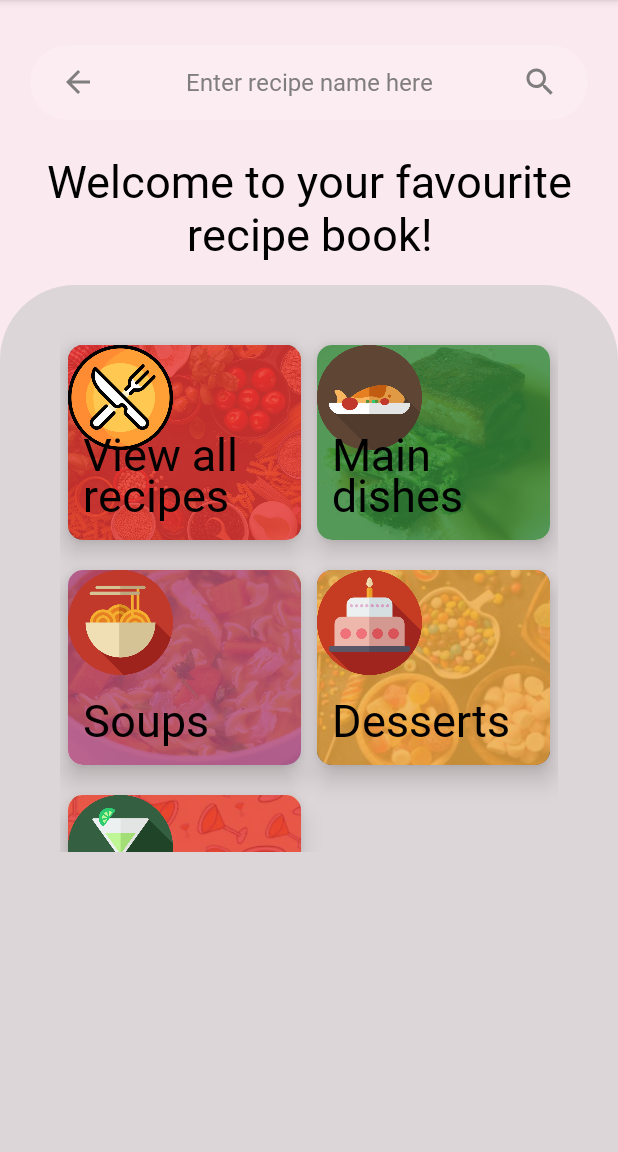
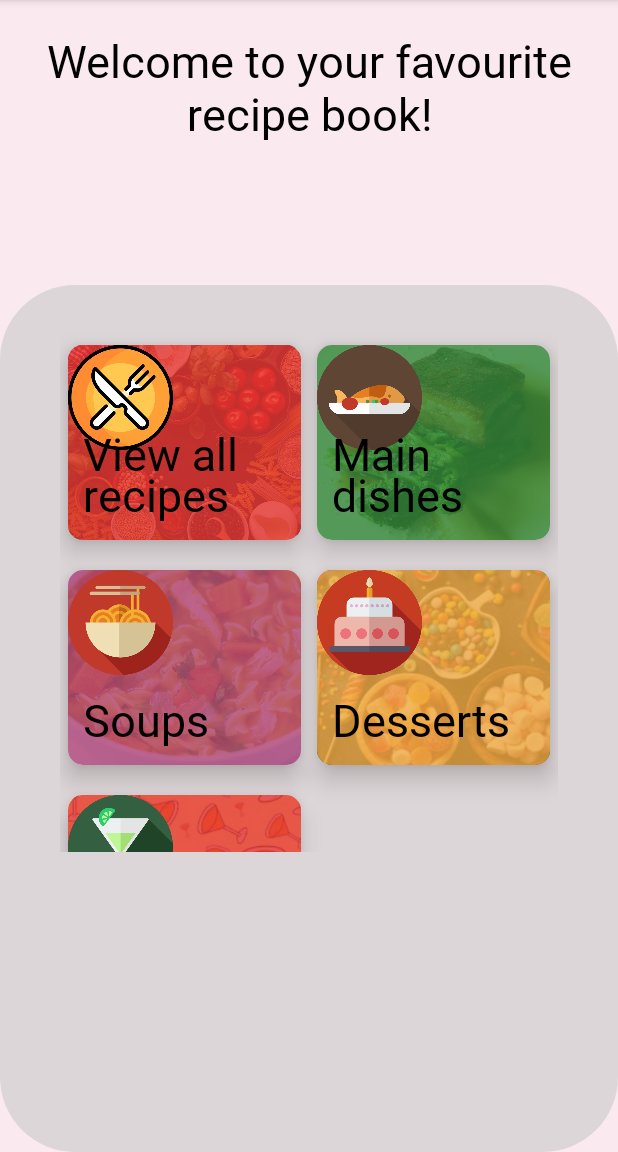
Before and after one commit to ngocpham1994x/iRecipe, an Android app: the screen it shows after launch (MainActivity), on a phone screen of 412 x 824 dp, the part 84-1236 px from its top. Run offline under Robolectric (Android 15) with nearby library versions, the phone set to English and light mode, and no system bars.

Commit message:
Added Category in All recipe page, disabled Search bar in Main page, initalized Main dishes page.

```diff
--- a/app/src/main/java/comp3350/iRecipe/Presentation/AdapterRecipe.java
+++ b/app/src/main/java/comp3350/iRecipe/Presentation/AdapterRecipe.java
@@ -31,6 +31,7 @@ public class AdapterRecipe extends RecyclerView.Adapter<AdapterRecipe.RecipeHold
     @Override
     public void onBindViewHolder(@NonNull AdapterRecipe.RecipeHolder holder, int position) {
         holder.recipe_name.setText(recipe_list.get(position).getName());
+        holder.category.setText(recipe_list.get(position).getCategory());
     }
 
     @Override
@@ -40,10 +41,11 @@ public class AdapterRecipe extends RecyclerView.Adapter<AdapterRecipe.RecipeHold
 
     public class RecipeHolder extends RecyclerView.ViewHolder {
         TextView recipe_name;
+        TextView category;
         public RecipeHolder(@NonNull View itemView) {
             super(itemView);
             recipe_name = itemView.findViewById(R.id.recipe_name);
-
+            category = itemView.findViewById(R.id.category);
         }
     }
 }
--- a/app/src/main/java/comp3350/iRecipe/Presentation/ListRecipe.java
+++ b/app/src/main/java/comp3350/iRecipe/Presentation/ListRecipe.java
@@ -28,10 +28,6 @@ public class ListRecipe extends AppCompatActivity {
         recyclerView_recipe.setHasFixedSize(true);
 
 
-//        recipe_list = new ArrayList<>();
-//        recipe_list.add("recipe1");
-//        recipe_list.add("recipe2");
-
         list = new GetRecipeFromCSV(this);
         ArrayList<Recipe> recipe_list = list.getAllRecipes();
 
--- a/app/src/main/res/drawable/main_backdrop.xml
+++ b/app/src/main/res/drawable/main_backdrop.xml
@@ -6,5 +6,7 @@
     <corners
         android:topRightRadius="50dp"
         android:topLeftRadius="50dp"
+        android:bottomRightRadius="50dp"
+        android:bottomLeftRadius="50dp"
         />
 </shape>
--- a/app/src/main/res/layout/activity_list_recipe.xml
+++ b/app/src/main/res/layout/activity_list_recipe.xml
@@ -29,11 +29,11 @@
         android:background="@drawable/main_backdrop">
 
         <androidx.recyclerview.widget.RecyclerView
+            android:id="@+id/recyclerView_recipe"
             android:layout_width="match_parent"
             android:layout_height="wrap_content"
             android:layout_marginTop="30dp"
-            android:id="@+id/recyclerView_recipe"
-            />
+            android:layout_marginBottom="30dp"/>
 
     </RelativeLayout>
 
--- a/app/src/main/res/layout/activity_main.xml
+++ b/app/src/main/res/layout/activity_main.xml
@@ -7,60 +7,61 @@
     android:layout_height="match_parent"
     android:background="#25F783AF"
     tools:context=".Presentation.MainActivity">
+<!--DO NOT DELETE-->
+<!--    <RelativeLayout-->
+<!--        android:layout_width="match_parent"-->
+<!--        app:layout_constraintTop_toTopOf="parent"-->
+<!--        android:layout_marginRight="20dp"-->
+<!--        android:layout_marginTop="30dp"-->
+<!--        android:layout_marginLeft="20dp"-->
+<!--        android:background="@drawable/searchbar"-->
+<!--        android:layout_height="50dp"-->
+<!--        android:id="@+id/layout1"-->
+<!--        tools:ignore="UseAppTint">-->
+<!--        <ImageView-->
+<!--            android:layout_width="wrap_content"-->
+<!--            android:layout_height="wrap_content"-->
+<!--            android:src="@drawable/backarrow"-->
+<!--            android:layout_centerVertical="true"-->
+<!--            android:paddingLeft="20dp"-->
+<!--            android:tint="#807D7D"-->
+<!--            />-->
+<!--        <ImageView-->
+<!--            android:layout_width="wrap_content"-->
+<!--            android:layout_height="wrap_content"-->
+<!--            android:src="@drawable/searchicon"-->
+<!--            android:layout_centerVertical="true"-->
+<!--            android:paddingRight="20dp"-->
+<!--            android:layout_alignParentRight="true"-->
+<!--            android:tint="#807D7D"-->
+<!--            />-->
 
-    <RelativeLayout
-        android:layout_width="match_parent"
-        app:layout_constraintTop_toTopOf="parent"
-        android:layout_marginRight="20dp"
-        android:layout_marginTop="30dp"
-        android:layout_marginLeft="20dp"
-        android:background="@drawable/searchbar"
-        android:layout_height="50dp"
-        android:id="@+id/layout1"
-        tools:ignore="UseAppTint">
-        <ImageView
-            android:layout_width="wrap_content"
-            android:layout_height="wrap_content"
-            android:src="@drawable/backarrow"
-            android:layout_centerVertical="true"
-            android:paddingLeft="20dp"
-            android:tint="#807D7D"
-            />
-        <ImageView
-            android:layout_width="wrap_content"
-            android:layout_height="wrap_content"
-            android:src="@drawable/searchicon"
-            android:layout_centerVertical="true"
-            android:paddingRight="20dp"
-            android:layout_alignParentRight="true"
-            android:tint="#807D7D"
-            />
+<!--        <EditText-->
+<!--            android:layout_width="match_parent"-->
+<!--            android:layout_height="wrap_content"-->
+<!--            android:layout_centerVertical="true"-->
+<!--            android:background="@null"-->
+<!--            android:fontFamily="@font/baloo2_semibold"-->
+<!--            android:minHeight="48dp"-->
+<!--            android:text="@string/search_message"-->
+<!--            android:textAlignment="center"-->
+<!--            android:textColor="#807D7D"-->
+<!--            android:textSize="16sp" />-->
 
-        <EditText
-            android:layout_width="match_parent"
-            android:layout_height="wrap_content"
-            android:layout_centerVertical="true"
-            android:background="@null"
-            android:fontFamily="@font/baloo2_semibold"
-            android:minHeight="48dp"
-            android:text="@string/search_message"
-            android:textAlignment="center"
-            android:textColor="#807D7D"
-            android:textSize="16sp" />
-
-    </RelativeLayout>
+<!--    </RelativeLayout>-->
+<!--    FOR CONSTRAIN BELOW CODES-->
+<!--    app:layout_constraintTop_toBottomOf="@+id/layout1"-->
     <TextView
+        android:id="@+id/welcome"
         android:layout_width="match_parent"
         android:layout_height="wrap_content"
-        app:layout_constraintTop_toBottomOf="@+id/layout1"
+        android:layout_marginTop="20dp"
+        android:fontFamily="@font/baloo2_semibold"
         android:gravity="center"
-        android:textSize="30sp"
-        android:layout_marginTop="20dp"
         android:text="@string/welcome"
         android:textColor="#000000"
-        android:id="@+id/welcome"
-        android:fontFamily="@font/baloo2_semibold" >
-    </TextView>
+        android:textSize="30sp"
+        app:layout_constraintTop_toTopOf="parent"></TextView>
 
     <RelativeLayout
         android:layout_width="match_parent"
--- a/app/src/main/res/values/strings.xml
+++ b/app/src/main/res/values/strings.xml
@@ -5,4 +5,5 @@
     <string name="welcome">Welcome to your favourite recipe book!</string>
     <string name="all_recipes">All recipes</string>
     <string name="recipe_name">Chicken Fried Rice</string>
+    <string name="category">Main Dish</string>
 </resources>
```
Also changed, not shown: app/src/main/AndroidManifest.xml (+4 -10 lines), app/src/main/java/comp3350/iRecipe/Presentation/DisplayMessageActivity.java (deleted, +0 -27 lines), app/src/main/java/comp3350/iRecipe/Presentation/MainDish.java (added, +16 -0 lines), app/src/main/res/layout/activity_display_message.xml (deleted, +0 -21 lines), app/src/main/res/layout/activity_main_dish.xml (added, +9 -0 lines), app/src/main/res/layout/card_recipe.xml (+21 -1 lines).
